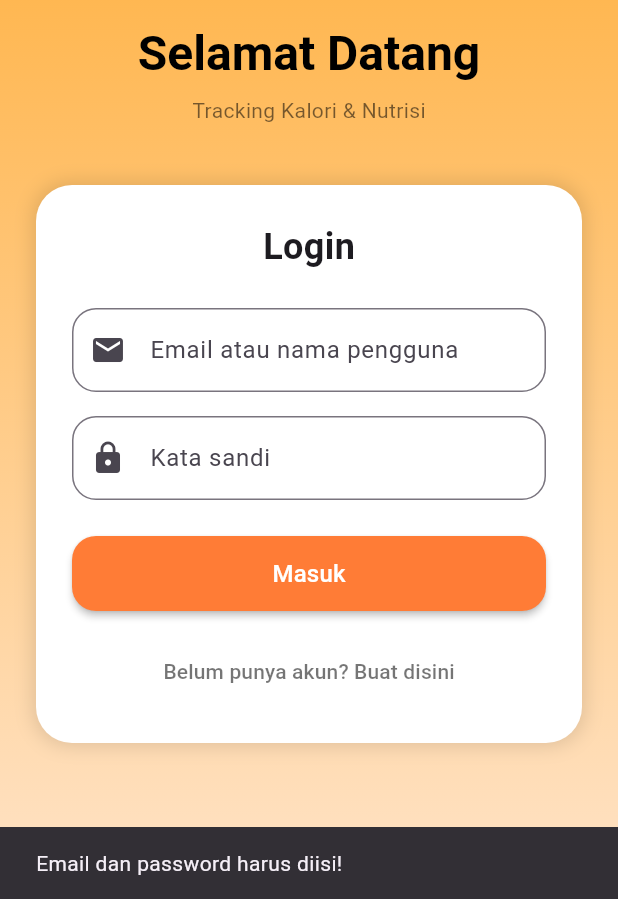
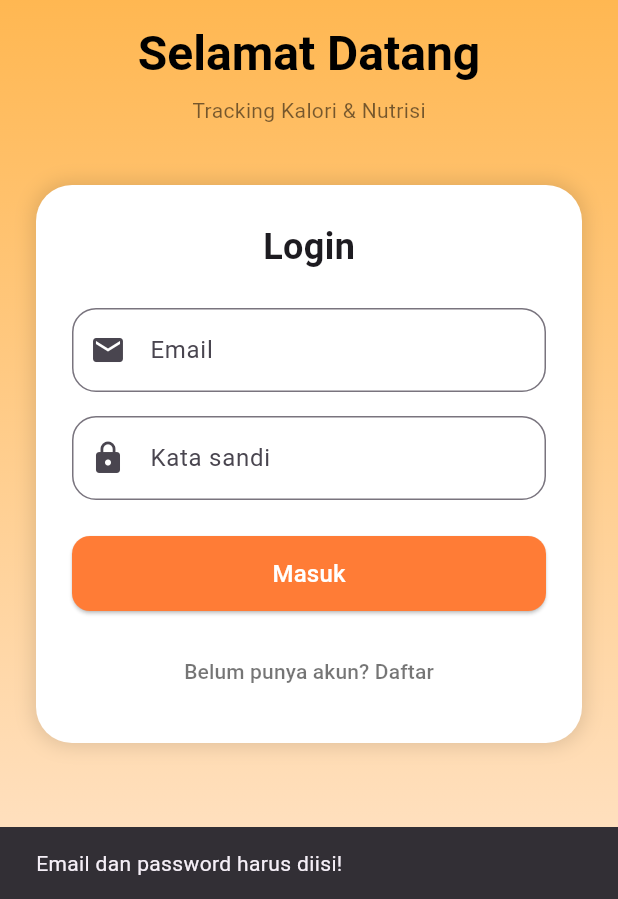
Before and after one commit to Trombosits/langsingin, a Flutter app: the screen it shows after launch, after a tap on "Masuk", on a phone screen of 412 x 824 dp, the part 337-1236 px from its top. Run offline on Flutter 3.47's test engine with Material 3 defaults, Android fonts, the phone set to English and light mode, and no system bars; our stand-ins replace flutter_dotenv, google_fonts, supabase_flutter; accounts and stored records are empty; Roboto replaces fonts that are missing (Spirax).

Commit message:
Separating Login.dart and Register.dart from 1 file beforehand

```diff
--- a/lib/Screens/login.dart
+++ b/lib/Screens/login.dart
@@ -1,8 +1,9 @@
 import 'package:flutter/material.dart';
+import 'package:google_fonts/google_fonts.dart';
+import 'package:langsingin/Screens/auth_service.dart';
 import 'package:langsingin/Screens/homepage.dart';
-import 'package:langsingin/main.dart';
+import 'package:langsingin/Screens/register.dart';
 import 'package:supabase_flutter/supabase_flutter.dart';
-import 'package:google_fonts/google_fonts.dart';
 
 class LoginPage extends StatefulWidget {
   const LoginPage({super.key});
@@ -12,61 +13,37 @@ class LoginPage extends StatefulWidget {
 }
 
 class _LoginPageState extends State<LoginPage> {
-  final _emailController = TextEditingController();
-  final _passwordController = TextEditingController();
-  bool _isLoading = false;
-  bool _isSignUp = false;
+  final _emailCtrl = TextEditingController();
+  final _passCtrl = TextEditingController();
+  bool _loading = false;
 
   @override
   void dispose() {
-    _emailController.dispose();
-    _passwordController.dispose();
+    _emailCtrl.dispose();
+    _passCtrl.dispose();
     super.dispose();
   }
 
-  Future<void> _handleAuth() async {
-    if (_emailController.text.isEmpty || _passwordController.text.isEmpty) {
+  Future<void> _login() async {
+    if (_emailCtrl.text.isEmpty || _passCtrl.text.isEmpty) {
       ScaffoldMessenger.of(context).showSnackBar(
         const SnackBar(content: Text('Email dan password harus diisi!')),
       );
       return;
     }
-
-    setState(() => _isLoading = true);
-
+    setState(() => _loading = true);
     try {
-      if (_isSignUp) {
-        final response = await supabase.auth.signUp(
-          email: _emailController.text.trim(),
-          password: _passwordController.text,
-        );
-        if (response.user != null) {
-          ScaffoldMessenger.of(context).showSnackBar(
-            const SnackBar(content: Text('Registrasi berhasil! Silakan login.')),
-          );
-          setState(() => _isSignUp = false);
-        }
-      } else {
-        await supabase.auth.signInWithPassword(
-          email: _emailController.text.trim(),
-          password: _passwordController.text,
-        );
-        if (mounted) {
-          Navigator.of(context).pushReplacement(
+      final res = await AuthService.login(_emailCtrl.text, _passCtrl.text);
+      if (res?.user != null && mounted) {
+        Navigator.pushReplacement(
+          context,
           MaterialPageRoute(builder: (_) => const HomePage()),
         );
       }
-      }
     } on AuthException catch (e) {
-      ScaffoldMessenger.of(context).showSnackBar(
-        SnackBar(content: Text('Error: ${e.message}')),
-      );
-    } catch (e) {
-      ScaffoldMessenger.of(context).showSnackBar(
-        SnackBar(content: Text('Error: $e')),
-      );
+      if (mounted) ScaffoldMessenger.of(context).showSnackBar(SnackBar(content: Text(e.message)));
     } finally {
-      if (mounted) setState(() => _isLoading = false);
+      if (mounted) setState(() => _loading = false);
     }
   }
 
@@ -83,76 +60,58 @@ class _LoginPageState extends State<LoginPage> {
         ),
         child: Center(
           child: SingleChildScrollView(
-            padding: const EdgeInsets.all(24.0),
+            padding: const EdgeInsets.all(24),
             child: Column(
-              mainAxisAlignment: MainAxisAlignment.center,
               children: [
-                ClipOval(
-                  child: Image.asset(
-                    'assets/image/logo.png',
-                    height: 120,
-                  ),
-                ),
+                ClipOval(child: Image.asset('assets/image/logo.png', height: 120)),
                 const SizedBox(height: 16),
-                Text(
-                  'Selamat Datang',
+                Text('Selamat Datang',
                     style: GoogleFonts.spirax(
                       textStyle: Theme.of(context).textTheme.headlineLarge,
                       fontWeight: FontWeight.bold,
                       color: Colors.black,
-                  )
-                ),
+                    )),
                 const SizedBox(height: 8),
-                Text(
-                  'Tracking Kalori & Nutrisi',
-                  style: Theme.of(context).textTheme.bodyMedium?.copyWith(
-                        color: Colors.black54,
+                Text('Tracking Kalori & Nutrisi',
+                    style: Theme.of(context).textTheme.bodyMedium?.copyWith(color: Colors.black54)),
+                const SizedBox(height: 40),
+                _cardForm(),
+              ],
             ),
           ),
-                const SizedBox(height: 40),
-                Container(
+        ),
+      ),
+    );
+  }
+
+  Widget _cardForm() {
+    return Container(
       padding: const EdgeInsets.all(24),
       decoration: BoxDecoration(
         color: Colors.white,
         borderRadius: BorderRadius.circular(24),
-                    boxShadow: [
-                      BoxShadow(
-                        color: Colors.black12,
-                        blurRadius: 10,
-                        spreadRadius: 2,
-                      ),
-                    ],
+        boxShadow: [BoxShadow(color: Colors.black12, blurRadius: 10, spreadRadius: 2)],
       ),
       child: Column(
         children: [
-                      Text(
-                        _isSignUp ? 'Daftar' : 'Login',
-                        style: const TextStyle(
-                          fontSize: 24,
-                          fontWeight: FontWeight.bold,
-                        ),
-                      ),
+          const Text('Login', style: TextStyle(fontSize: 24, fontWeight: FontWeight.bold)),
           const SizedBox(height: 24),
           TextField(
-                        controller: _emailController,
+            controller: _emailCtrl,
             decoration: InputDecoration(
-                          labelText: 'Email atau nama pengguna',
+              labelText: 'Email',
               prefixIcon: const Icon(Icons.email),
-                          border: OutlineInputBorder(
-                            borderRadius: BorderRadius.circular(16),
-                          ),
+              border: OutlineInputBorder(borderRadius: BorderRadius.circular(16)),
             ),
             keyboardType: TextInputType.emailAddress,
           ),
           const SizedBox(height: 16),
           TextField(
-                        controller: _passwordController,
+            controller: _passCtrl,
             decoration: InputDecoration(
               labelText: 'Kata sandi',
               prefixIcon: const Icon(Icons.lock),
-                          border: OutlineInputBorder(
-                            borderRadius: BorderRadius.circular(16),
-                          ),
+              border: OutlineInputBorder(borderRadius: BorderRadius.circular(16)),
             ),
             obscureText: true,
           ),
@@ -161,42 +120,26 @@ class _LoginPageState extends State<LoginPage> {
             width: double.infinity,
             height: 50,
             child: ElevatedButton(
-                          onPressed: _isLoading ? null : _handleAuth,
+              onPressed: _loading ? null : _login,
               style: ElevatedButton.styleFrom(
                 backgroundColor: const Color(0xFFFF7C36),
                 foregroundColor: Colors.white,
-                            shape: RoundedRectangleBorder(
-                              borderRadius: BorderRadius.circular(16),
+                shape: RoundedRectangleBorder(borderRadius: BorderRadius.circular(12)),
               ),
-                            elevation: 2,
-                          ),
-                          child: _isLoading
+              child: _loading
                   ? const CircularProgressIndicator()
-                              : Text(
-                                  _isSignUp ? 'Daftar' : 'Masuk',
-                                  style: const TextStyle(fontSize: 16),
-                                ),
+                  : const Text('Masuk', style: TextStyle(fontSize: 16)),
             ),
           ),
           const SizedBox(height: 16),
           TextButton(
-                        onPressed: () {
-                          setState(() => _isSignUp = !_isSignUp);
-                        },
-                        child: Text(
-                          _isSignUp
-                              ? 'Sudah punya akun? Login'
-                              : 'Belum punya akun? Buat disini',
-                          style: const TextStyle(color: Colors.black54),
+            onPressed: () => Navigator.push(
+              context,
+              MaterialPageRoute(builder: (_) => const RegisterPage()),
             ),
+            child: const Text('Belum punya akun? Daftar', style: TextStyle(color: Colors.black54)),
           ),
         ],
-                  ),
-                ),
-              ],
-            ),
-          ),
-        ),
       ),
     );
   }
--- a/lib/main.dart
+++ b/lib/main.dart
@@ -31,8 +31,8 @@ class MyApp extends StatelessWidget {
         useMaterial3: true,
       ),
       home: supabase.auth.currentSession != null
-          ? const HomePage()
-          : const LoginPage(),
+    ? const HomePage()
+    : const LoginPage(),
     );
   }
 }
```
Also changed, not shown: lib/Screens/auth_service.dart (added, +19 -0 lines), lib/Screens/register.dart (+145 -0 lines), lib/Screens/pengaturan.dart (added). Lines whose indentation alone changed are shown as unchanged.
